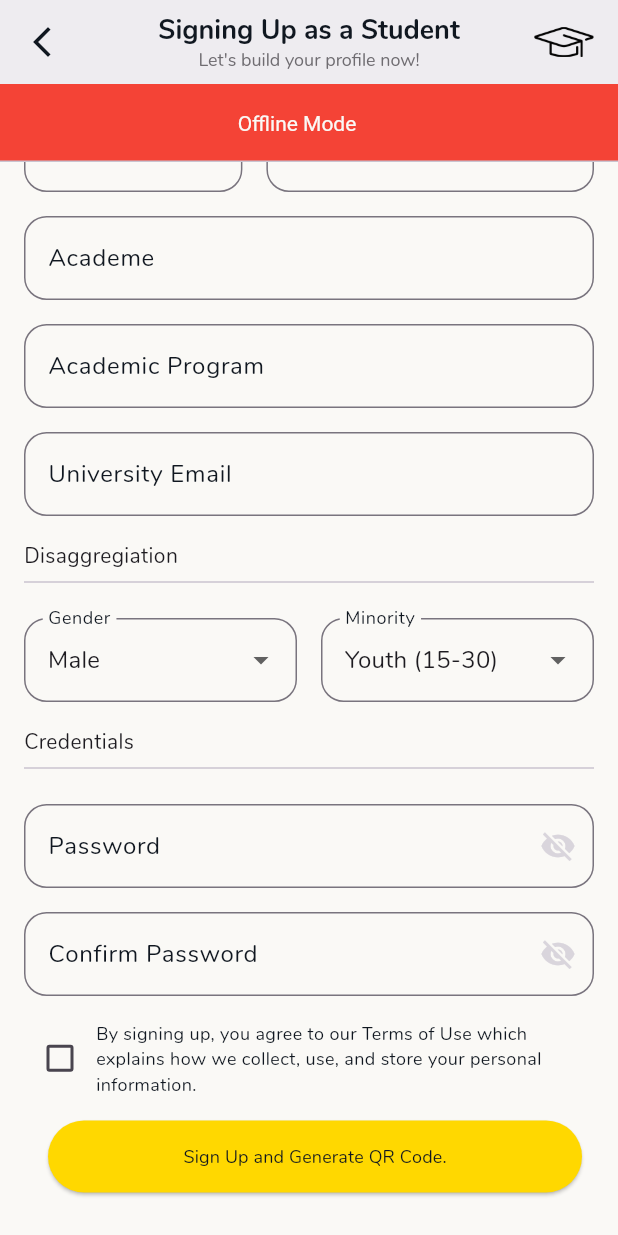
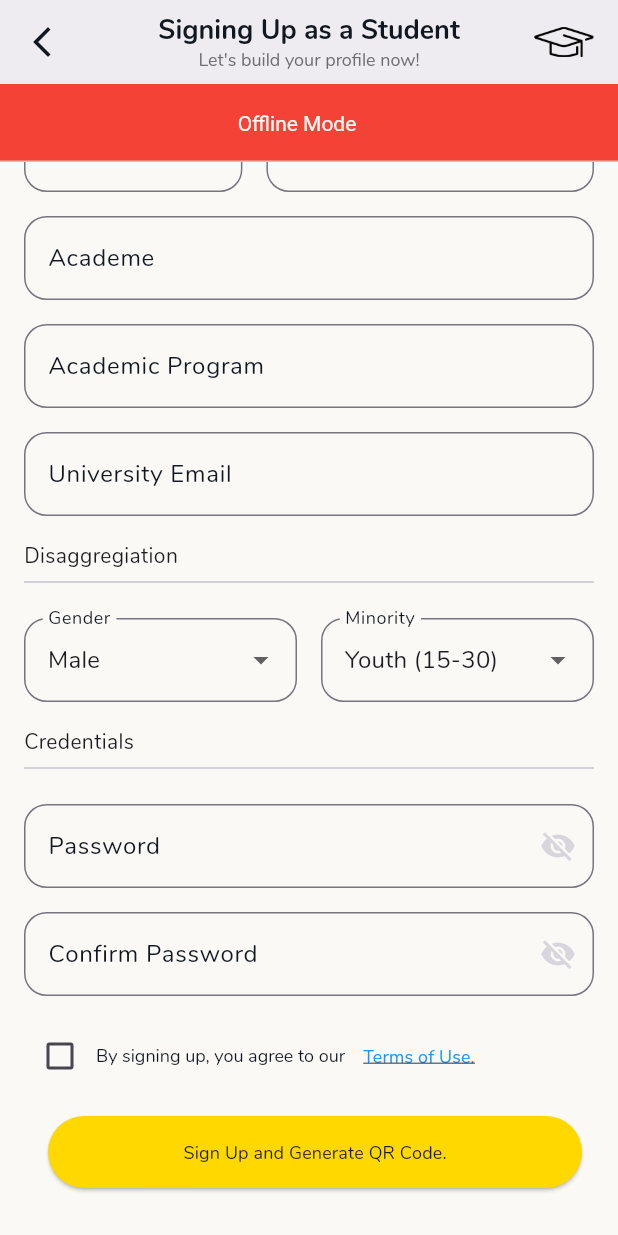
Before and after one commit to jojoneku/jmaker_fablab, a Flutter app: the StudentAccountView screen opened by its route, scrolled down 248 dp, on a phone screen of 412 x 824 dp. Run offline on Flutter 3.47's test engine with Material 3 defaults, Android fonts, the phone set to English and light mode, and no system bars; our stand-ins replace auto_route, cloud_firestore, connectivity_plus, firebase_auth, firebase_core, freezed_annotation and 7 more; missing offline and left inert: encrypt, syncfusion_flutter_pdfviewer; accounts and stored records are empty.

Commit message:
Most Recent Version

```diff
--- a/jmaker_fablab-origin/lib/Views/student_account_view.dart
+++ b/jmaker_fablab-origin/lib/Views/student_account_view.dart
@@ -7,6 +7,7 @@ import 'package:jmaker_fablab/Controller/auth_controller.dart';
 import 'package:jmaker_fablab/Controller/firestore_controller.dart';
 import 'package:jmaker_fablab/Controller/snackbar_controller.dart';
 import 'package:jmaker_fablab/Model/student_model.dart';
+import 'package:jmaker_fablab/Views/TermsOfUse.dart';
 import 'package:jmaker_fablab/styles/text_style.dart';
 import 'package:jmaker_fablab/styles/buttons.dart';
 import 'package:jmaker_fablab/styles/color.dart';
@@ -413,7 +414,6 @@ class _StudentAccountViewState extends State<StudentAccountView> {
                       },
                     ),
                   ),
-
                   Row(
                     children: [
                       Checkbox(
@@ -425,11 +425,46 @@ class _StudentAccountViewState extends State<StudentAccountView> {
                         },
                       ),
                       Expanded(
-                        child: Text(
-                          'By signing up, you agree to our Terms of Use which explains how we collect, use, and store your personal information.',
-                          style: CustomTextStyle.primaryBlack,
+                        child: RichText(
+                          textAlign: TextAlign.start,
+                          softWrap: true,
+                          textDirection: TextDirection.ltr,
+
+                          text: TextSpan(
+                            style: CustomTextStyle.primaryBlack, // Apply your default text style here
+                            children: [
+                              TextSpan(
+                                text: 'By signing up, you agree to our',
+                              ),
+                              WidgetSpan(
+                                alignment: PlaceholderAlignment.middle,
+                                baseline: TextBaseline.alphabetic,
+                                child: TextButton(
+                                  onPressed: () {
+                                    // Navigate to the Terms of Use page
+                                    Navigator.push(
+                                      context,
+                                      MaterialPageRoute(builder: (context) => TermsOfUsePage()), // Replace with your TermsOfUsePage
+                                    );
+                                  },
+                                  child: Text(
+                                    textAlign: TextAlign.start,
+                                    'Terms of Use. ',
+                                    style: TextStyle(
+                                      fontSize: 12,
+                                      color: Colors.blue, // Customize the link text color
+                                      decoration: TextDecoration.underline, // Optional underline for link effect
+                                    ),
+                                  ),
+                                ),
+                              ),
+
+                            ],
+                          ),
                         ),
                       ),
+
+
                     ],
                   ),
                 ],
```
Also changed, not shown: jmaker_fablab-origin/lib/Views/maker_account_view.dart (+40 -6 lines), jmaker_fablab-origin/lib/main.dart (+8 -1 lines).
